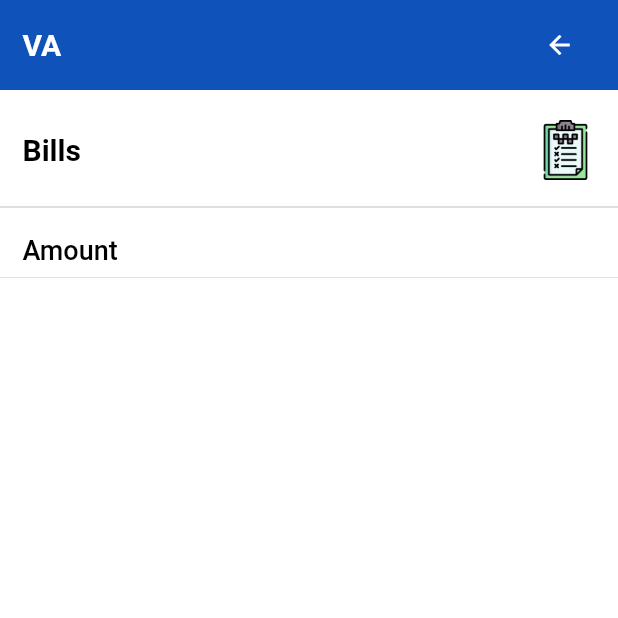
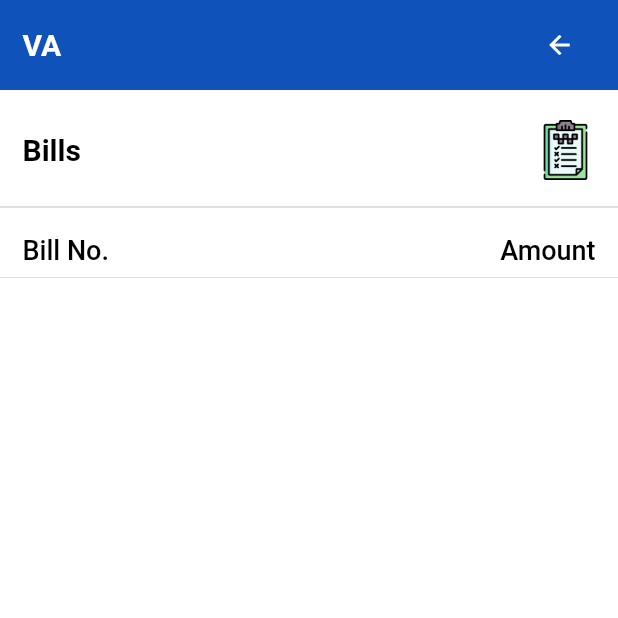
Before and after one commit to sangeeta2701/service_app, a Flutter app: the screen it shows after launch, after a tap on "Bills", on a phone screen of 412 x 824 dp, the top half of it. Run offline on Flutter 3.47's test engine with Material 2 defaults, Android fonts, the light colour scheme and no system bars; our stand-ins replace dotted_border; network calls fail.

Commit message:
Servicing app

```diff
--- a/lib/Screens/Garage/billList_page.dart
+++ b/lib/Screens/Garage/billList_page.dart
@@ -1,7 +1,9 @@
 import 'package:flutter/material.dart';
 
+import '../../model/billListData.dart';
 import '../../utils/constants.dart';
 import 'garageContents.dart';
+import 'package:http/http.dart' as http;
 
 class BillListPage extends StatefulWidget {
   const BillListPage({Key? key}) : super(key: key);
@@ -12,10 +14,82 @@ class BillListPage extends StatefulWidget {
 
 class _BillListPageState extends State<BillListPage> {
   @override
+  void initState() {
+    _getBillList();
+    super.initState();
+  }
+
+  List<Bill> billList = [];
+
+  Future _getBillList() async {
+    const apiUrl = "http://192.168.1.12:3000/api/vehicles";
+    final response = await http.get(
+      Uri.parse(apiUrl),
+    );
+    var result = response.body.toString();
+
+    print(response.body);
+    print(response.statusCode);
+    if (response.statusCode == 200) {
+      var _bill = billListDataFromJson(result);
+      print(_bill);
+      setState(() {
+        billList = _bill.bills!;
+      });
+    } else {
+      // ignore: use_build_context_synchronously
+      ScaffoldMessenger.of(context).showSnackBar(
+        SnackBar(
+          content: Text("No Data Found"),
+        ),
+      );
+    }
+  }
+
+  @override
   Widget build(BuildContext context) {
     return Scaffold(
       backgroundColor: appUiLightColor,
-      body: GarageContents("Bills", "assets/images/img4.png", "Amount"),
+      body: Column(
+        crossAxisAlignment: CrossAxisAlignment.start,
+        children: [
+          GarageContents(
+              "Bills", "assets/images/img4.png", "Bill No.", "Amount"),
+          Padding(
+            padding: const EdgeInsets.fromLTRB(0, 10, 0, 0),
+            child: SizedBox(
+              height: 530,
+              child: ListView.builder(
+                  itemCount: billList.length,
+                  itemBuilder: (context, index) {
+                    Bill data = billList[index];
+                    return Padding(
+                      padding: const EdgeInsets.only(bottom: 8.0),
+                      child: Card(
+                        child: Padding(
+                          padding: const EdgeInsets.symmetric(
+                              vertical: 8.0, horizontal: 15),
+                          child: Row(
+                            mainAxisAlignment: MainAxisAlignment.spaceBetween,
+                            children: [
+                              Text(
+                                "${data.billNumber}",
+                                style: textfieldInputStyle,
+                              ),
+                              Text(
+                                "${data.billAmount}",
+                                style: textfieldInputStyle,
+                              ),
+                            ],
+                          ),
+                        ),
+                      ),
+                    );
+                  }),
+            ),
+          ),
+        ],
+      ),
     );
   }
 }
--- a/lib/Screens/Garage/garageContents.dart
+++ b/lib/Screens/Garage/garageContents.dart
@@ -5,8 +5,9 @@ import '../../utils/constants.dart';
 class GarageContents extends StatelessWidget {
   String name;
   String img;
-  String txt;
-  GarageContents(this.name, this.img, this.txt);
+  String vkey;
+  String value;
+  GarageContents(this.name, this.img, this.vkey, this.value);
 
   @override
   Widget build(BuildContext context) {
@@ -79,12 +80,24 @@ class GarageContents extends StatelessWidget {
           ),
           Padding(
             padding: const EdgeInsets.fromLTRB(15, 10, 15, 0),
-            child: Text(
-              txt,
-              style: TextStyle(
-                  color: appUiDarkColor,
-                  fontSize: 18,
-                  fontWeight: FontWeight.w500),
+            child: Row(
+              mainAxisAlignment: MainAxisAlignment.spaceBetween,
+              children: [
+                Text(
+                  vkey,
+                  style: TextStyle(
+                      color: appUiDarkColor,
+                      fontSize: 18,
+                      fontWeight: FontWeight.w500),
+                ),
+                Text(
+                  value,
+                  style: TextStyle(
+                      color: appUiDarkColor,
+                      fontSize: 18,
+                      fontWeight: FontWeight.w500),
+                ),
+              ],
             ),
           ),
           Divider(),
--- a/lib/Screens/Garage/servicesList_page.dart
+++ b/lib/Screens/Garage/servicesList_page.dart
@@ -15,7 +15,7 @@ class _ServicesListPageState extends State<ServicesListPage> {
   Widget build(BuildContext context) {
     return Scaffold(
       backgroundColor: appUiLightColor,
-      body: GarageContents("Services", "assets/images/img3.png", "Services"),
+      // body: GarageContents("Services", "assets/images/img3.png", "Services"),
     );
   }
 }
--- /dev/null
+++ b/lib/model/billListData.dart
@@ -0,0 +1,70 @@
+// To parse this JSON data, do
+//
+//     final billListData = billListDataFromJson(jsonString);
+
+import 'dart:convert';
+
+BillListData billListDataFromJson(String str) =>
+    BillListData.fromJson(json.decode(str));
+
+String billListDataToJson(BillListData data) => json.encode(data.toJson());
+
+class BillListData {
+  BillListData({
+    this.success,
+    this.bills,
+  });
+
+  bool? success;
+  List<Bill>? bills;
+
+  factory BillListData.fromJson(Map<String, dynamic> json) => BillListData(
+        success: json["success"],
+        bills: List<Bill>.from(json["bills"].map((x) => Bill.fromJson(x))),
+      );
+
+  Map<String, dynamic> toJson() => {
+        "success": success,
+        "bills": List<dynamic>.from(bills!.map((x) => x.toJson())),
+      };
+}
+
+class Bill {
+  Bill({
+    this.id,
+    this.billNumber,
+    this.billAmount,
+    this.billDate,
+    this.createdAt,
+    this.updatedAt,
+    this.v,
+  });
+
+  String? id;
+  int? billNumber;
+  String? billAmount;
+  String? billDate;
+  String? createdAt;
+  String? updatedAt;
+  int? v;
+
+  factory Bill.fromJson(Map<String, dynamic> json) => Bill(
+        id: json["_id"],
+        billNumber: json["billNumber"],
+        billAmount: json["billAmount"],
+        billDate: json["billDate"],
+        createdAt: json["createdAt"],
+        updatedAt: json["updatedAt"],
+        v: json["__v"],
+      );
+
+  Map<String, dynamic> toJson() => {
+        "_id": id,
+        "billNumber": billNumber,
+        "billAmount": billAmount,
+        "billDate": billDate,
+        "createdAt": createdAt,
+        "updatedAt": updatedAt,
+        "__v": v,
+      };
+}
```
Also changed, not shown: lib/Screens/Garage/vehicleList_page.dart (+24 -74 lines).
